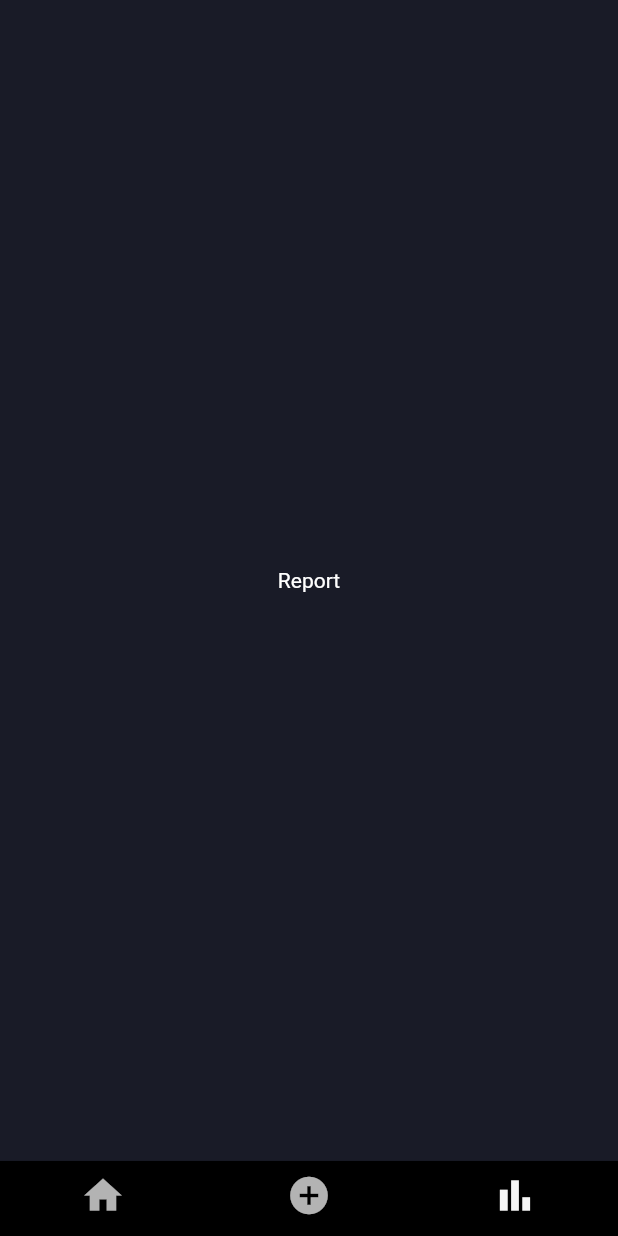
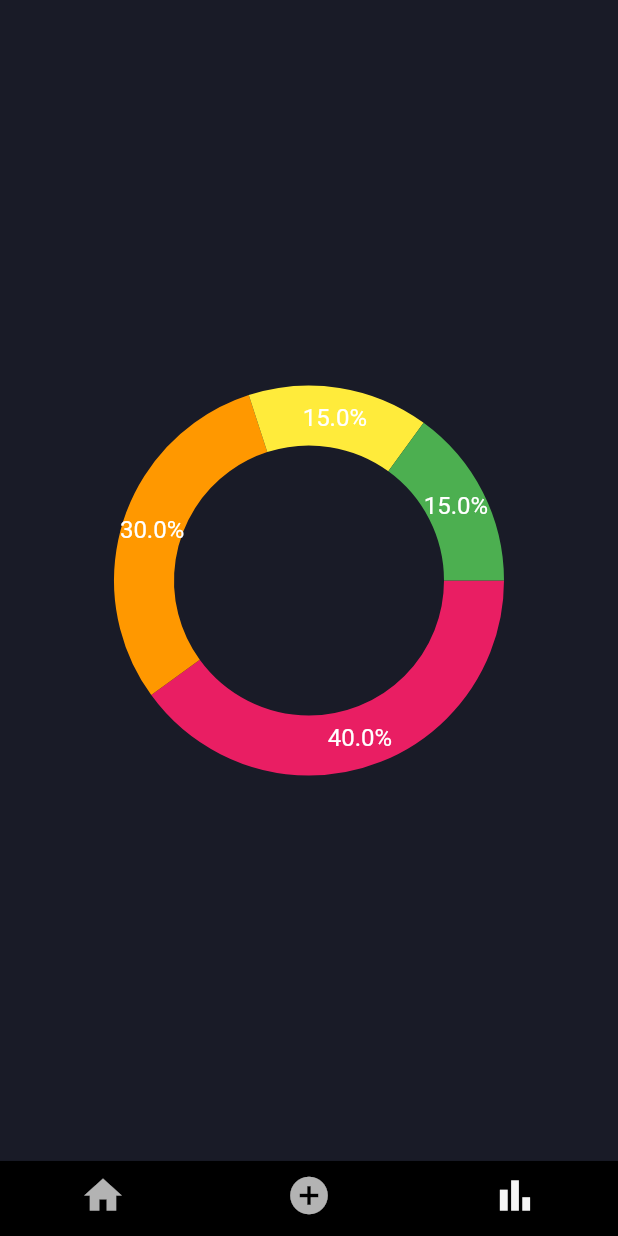
Before and after one commit to eren1106/Money-Tracker, a Flutter app: the screen it shows after launch, swiped to page 3, on a phone screen of 412 x 824 dp. Run offline on Flutter 3.47's test engine with Material 2 defaults, Android fonts, the phone set to English and light mode, and no system bars; drawn by our look-alikes of fl_chart; our stand-ins replace image_picker.

Commit message:
Done simple pie chart

```diff
--- a/lib/screens/report_screen.dart
+++ b/lib/screens/report_screen.dart
@@ -1,4 +1,5 @@
 import 'package:flutter/material.dart';
+import 'package:money_tracker/widgets/expenses_pie_chart.dart';
 
 class ReportScreen extends StatefulWidget {
   ReportScreen({Key? key}) : super(key: key);
@@ -11,7 +12,7 @@ class _ReportScreenState extends State<ReportScreen> {
   @override
   Widget build(BuildContext context) {
     return Scaffold(
-      body: Center(child: Text('Report'),)
+      body: Center(child: ExpensesPieChart(),)
     );
   }
 }
--- /dev/null
+++ b/lib/widgets/expenses_pie_chart.dart
@@ -0,0 +1,55 @@
+import 'package:flutter/material.dart';
+import 'package:fl_chart/fl_chart.dart';
+
+class ExpensesPieChart extends StatefulWidget {
+  ExpensesPieChart({Key? key}) : super(key: key);
+
+  @override
+  State<ExpensesPieChart> createState() => _ExpensesPieChartState();
+}
+
+class _ExpensesPieChartState extends State<ExpensesPieChart> {
+  @override
+  Widget build(BuildContext context) {
+    return Container(
+      child: PieChart(
+        PieChartData(
+          sections: getSections(),
+          sectionsSpace: 0,
+          centerSpaceRadius: 90,
+        ),
+      ),
+    );
+  }
+}
+
+List<PieChartSectionData> getSections() => pieData
+    .asMap()
+    .map<int, PieChartSectionData>((index, data) {
+      final value = PieChartSectionData(
+        color: data.color,
+        value: data.percent,
+        title: '${data.percent}%',
+        titleStyle: TextStyle(
+          fontSize: 16,
+        ),
+        // radius: 69
+      );
+      return MapEntry(index, value);
+    })
+    .values
+    .toList();
+
+List<Data> pieData = [
+  Data(name: 'Red', percent: 40, color: Colors.pink),
+  Data(name: 'Orange', percent: 30, color: Colors.orange),
+  Data(name: 'Yellow', percent: 15, color: Colors.yellow),
+  Data(name: 'Green', percent: 15, color: Colors.green),
+];
+
+class Data {
+  Data({required this.name, required this.percent, required this.color});
+  final String name;
+  final double percent;
+  final Color color;
+}
--- a/pubspec.yaml
+++ b/pubspec.yaml
@@ -35,6 +35,7 @@ dependencies:
   # Use with the CupertinoIcons class for iOS style icons.
   cupertino_icons: ^1.0.2
   image_picker: ^0.8.5+3
+  fl_chart: ^0.55.2
 
 dev_dependencies:
   flutter_test:
```
Also changed, not shown: pubspec.lock.
